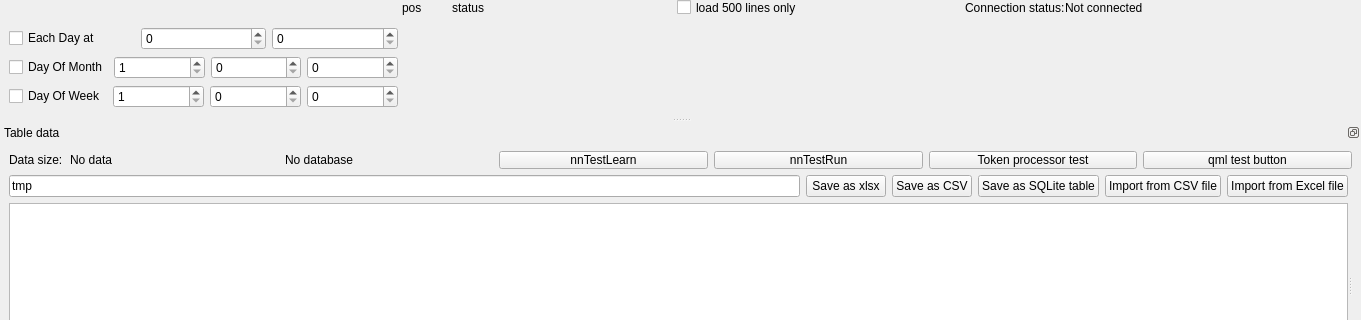
gfifgfifofich/DB_loader, file DBLoader CMake/loaderwidnow.ui: the form before one commit; both pictures show x 0 to 1361 and y 281 to 601 of the 1361 by 707 pixel window.
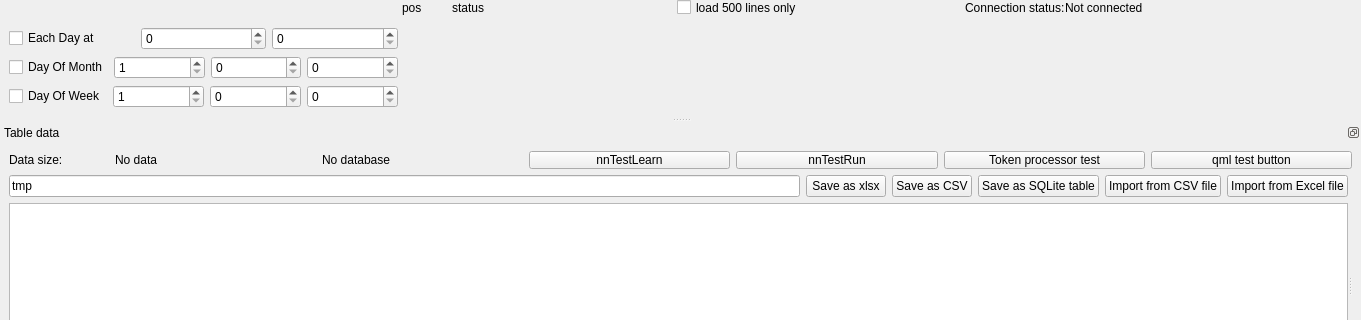
The form after the commit.

```diff
--- a/DBLoader CMake/loaderwidnow.ui
+++ b/DBLoader CMake/loaderwidnow.ui
@@ -605,6 +605,12 @@
   </widget>
   <widget class="QStatusBar" name="statusbar"/>
   <widget class="QDockWidget" name="dockWidget">
+   <property name="minimumSize">
+    <size>
+     <width>300</width>
+     <height>100</height>
+    </size>
+   </property>
    <property name="features">
     <set>QDockWidget::DockWidgetFeature::DockWidgetFloatable|QDockWidget::DockWidgetFeature::DockWidgetMovable</set>
    </property>
@@ -628,7 +634,7 @@
         <widget class="QLabel" name="dataSizeLabel">
          <property name="minimumSize">
           <size>
-           <width>55</width>
+           <width>100</width>
            <height>15</height>
           </size>
          </property>
```
